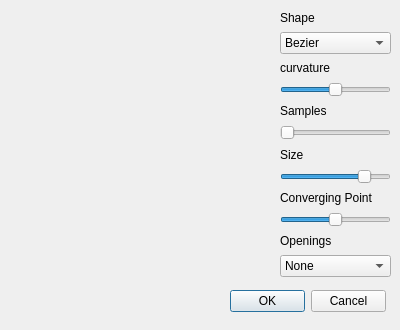
Before: the Qt Designer form forms/connectorpanel.ui in TopModLab/Unfolding, drawn with Qt 5.
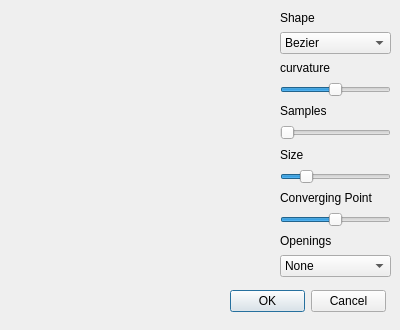
After: the same form once the commit is applied.

```diff
--- a/forms/connectorpanel.ui
+++ b/forms/connectorpanel.ui
@@ -114,10 +114,10 @@
        <number>100</number>
       </property>
       <property name="value">
-       <number>80</number>
+       <number>20</number>
       </property>
       <property name="sliderPosition">
-       <number>80</number>
+       <number>20</number>
       </property>
       <property name="orientation">
        <enum>Qt::Horizontal</enum>
```
